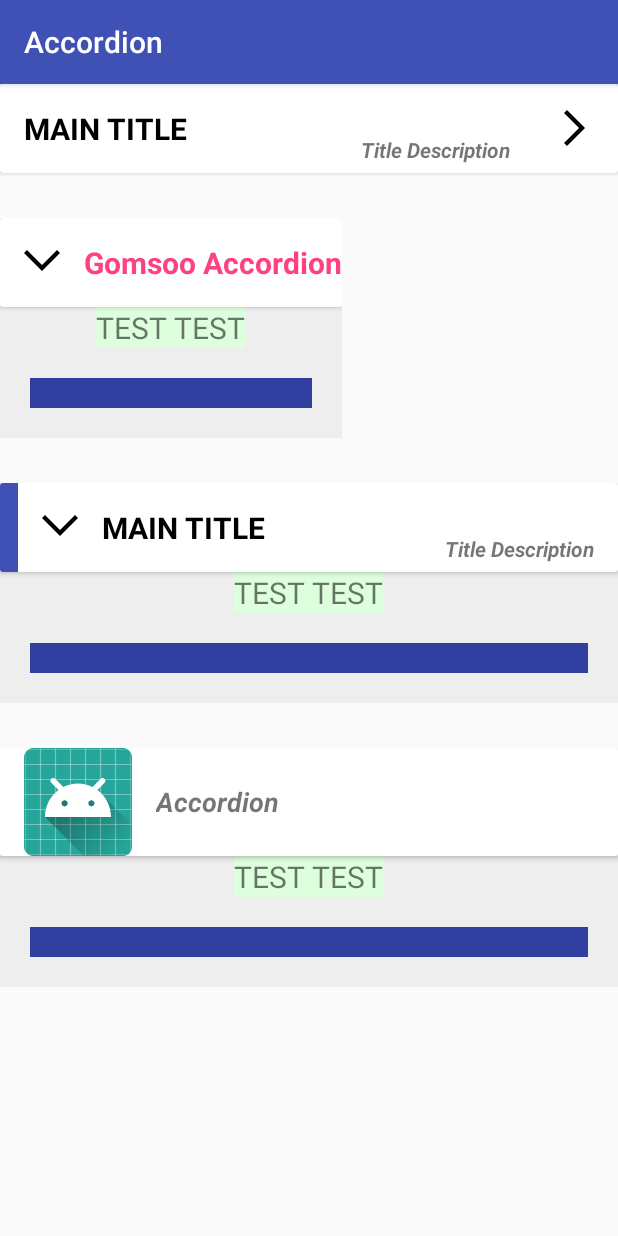
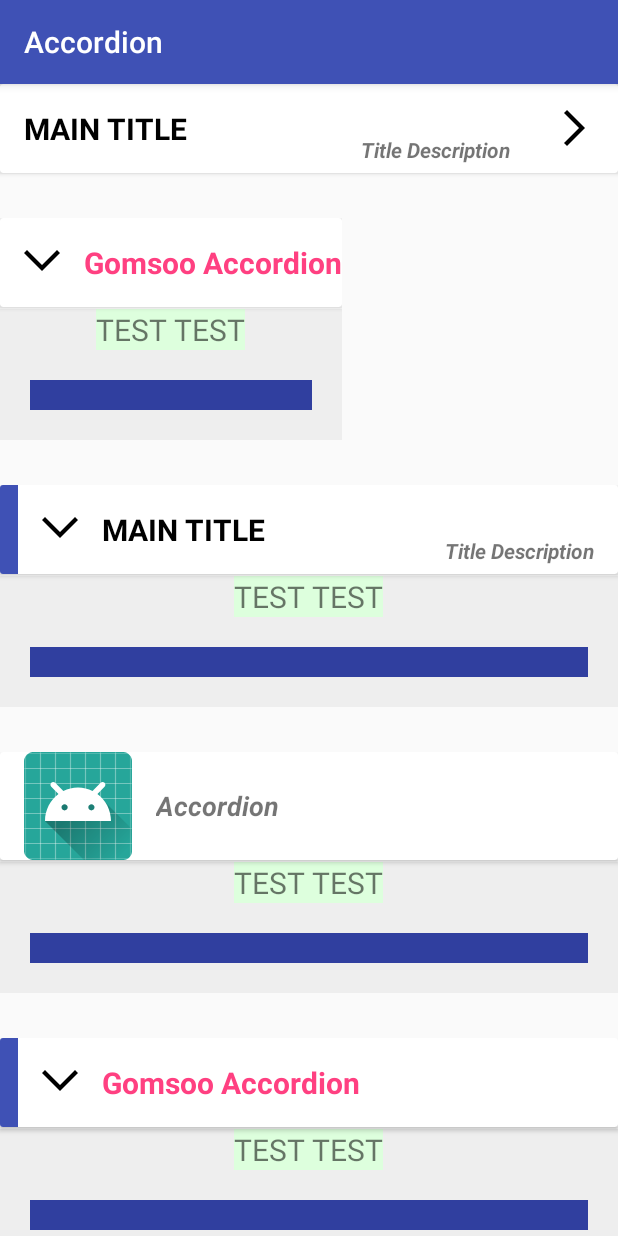
Before and after one commit to Gomsoo/CollapsibleLayout, an Android app: the screen it shows after launch (MainActivity), after a tap on "MAIN TITLE", on a phone screen of 412 x 824 dp. Run offline under Robolectric (Android 15) with nearby library versions, the phone set to English and light mode, and no system bars.

Commit message:
Add all attributes to CollapsibleFragment

```diff
--- a/accordion/src/main/java/com/gomsoo/collapsible/CollapsibleFragment.java
+++ b/accordion/src/main/java/com/gomsoo/collapsible/CollapsibleFragment.java
@@ -1,19 +1,27 @@
 package com.gomsoo.collapsible;
 
+import android.content.Context;
+import android.content.res.TypedArray;
+import android.graphics.drawable.Drawable;
 import android.os.Bundle;
 import android.support.annotation.ColorRes;
+import android.support.annotation.DrawableRes;
 import android.support.annotation.LayoutRes;
 import android.support.annotation.NonNull;
 import android.support.annotation.Nullable;
 import android.support.annotation.StringRes;
 import android.support.v4.app.Fragment;
 import android.support.v4.content.ContextCompat;
+import android.util.AttributeSet;
 import android.util.TypedValue;
 import android.view.LayoutInflater;
 import android.view.View;
 import android.view.ViewGroup;
 
 import com.gomsoo.accordion.R;
+
+import static com.gomsoo.collapsible.CollapsibleHeaderView.BOLD;
+import static com.gomsoo.collapsible.CollapsibleHeaderView.ITALIC;
 
 /**
  *
@@ -34,10 +42,58 @@ public class CollapsibleFragment extends Fragment {
 
     private CollapsibleLayout mContentContainer;
     private View mContentView;
-    private long mAnimationDurationInMillis = 300L;
+    private long mAnimationDurationInMillis;
+
+    private boolean mIsMarkPositionEnd;
+    private Drawable mMark;
 
     public CollapsibleFragment() {
         mTitle = new CollapsibleHeaderView.Title();
+    }
+
+    @Override
+    public void onInflate(Context context, AttributeSet attrs, Bundle savedInstanceState) {
+        super.onInflate(context, attrs, savedInstanceState);
+
+        TypedArray a = context.getTheme()
+                .obtainStyledAttributes(attrs, R.styleable.CollapsibleHeaderView, 0, 0);
+        try {
+            mIsMarkPositionEnd = a.getInteger(R.styleable.CollapsibleHeaderView_collapsible_markPosition, 0) == 1;
+            mIsShowColorBand = a.getBoolean(R.styleable.CollapsibleHeaderView_collapsible_showColorBand, true);
+            mTitle.text = a.getText(R.styleable.CollapsibleHeaderView_collapsible_title);
+            int styleFlag = a.getInteger(R.styleable.CollapsibleHeaderView_collapsible_titleStyle, 0);
+            mTitle.bold = (styleFlag & BOLD) != 0;
+            mTitle.italic = (styleFlag & ITALIC) != 0;
+            mTitle.size = a.getDimensionPixelSize(R.styleable.CollapsibleHeaderView_collapsible_titleSize, -1);
+            mTitle.unit = TypedValue.COMPLEX_UNIT_PX;
+            if (mTitle.size == -1) {
+                mTitle.size = 15;
+                mTitle.unit = TypedValue.COMPLEX_UNIT_SP;
+            }
+            mTitle.color = a.getColor(R.styleable.CollapsibleHeaderView_collapsible_titleColor, mTitle.color);
+            mMark = a.getDrawable(R.styleable.CollapsibleHeaderView_collapsible_mark);
+
+            mCustomHeaderId = a.getResourceId(R.styleable.CollapsibleHeaderView_collapsible_customHeader, -1);
+            mCustomTitleId = a.getResourceId(R.styleable.CollapsibleHeaderView_collapsible_customTitle, -1);
+        } finally {
+            a.recycle();
+        }
+
+        a = context.getTheme().obtainStyledAttributes(attrs, R.styleable.CollapsibleLayout, 0, 0);
+        try {
+            mAnimationDurationInMillis = a.getInt(R.styleable.CollapsibleLayout_collapsible_animationDuration, 300);
+        } finally {
+            a.recycle();
+        }
+
+        a = context.getTheme().obtainStyledAttributes(attrs, R.styleable.CollapsibleFragment, 0, 0);
+        try {
+            int contentId = a.getResourceId(R.styleable.CollapsibleFragment_collapsible_content, -1);
+            if (contentId != -1)
+                setContentView(contentId);
+        } finally {
+            a.recycle();
+        }
     }
 
     @Nullable
@@ -56,6 +112,8 @@ public class CollapsibleFragment extends Fragment {
 
         attachContentView();
         applyAnimationDuration();
+        applyMarkPosition();
+        applyMark();
 
         if (mCustomHeaderView != null)
             setCustomHeaderView();
@@ -97,6 +155,16 @@ public class CollapsibleFragment extends Fragment {
     private void applyAnimationDuration() {
         if (mContentContainer == null) return;
         mContentContainer.setAnimationDuration(mAnimationDurationInMillis);
+    }
+
+    private void applyMarkPosition() {
+        if (mHeaderView == null) return;
+        mHeaderView.setMarkPositionToEnd(mIsMarkPositionEnd);
+    }
+
+    private void applyMark() {
+        if (mHeaderView == null || mMark == null) return;
+        mHeaderView.setMark(mMark);
     }
 
     public void setContentView(@LayoutRes int layoutResId) {
@@ -214,4 +282,19 @@ public class CollapsibleFragment extends Fragment {
     public boolean isExpanded() {
         return mContentContainer == null || mContentContainer.isExpanded();
     }
+
+    public void setMarkPositionToEnd(boolean end) {
+        mIsMarkPositionEnd = end;
+        applyMarkPosition();
+    }
+
+    public void setMark(Drawable mark) {
+        mMark = mark;
+        applyMark();
+    }
+
+    public void setMark(@DrawableRes int markResId) {
+        mMark = getResources().getDrawable(markResId, null);
+        applyMark();
+    }
 }
--- a/accordion/src/main/java/com/gomsoo/collapsible/CollapsibleHeaderView.java
+++ b/accordion/src/main/java/com/gomsoo/collapsible/CollapsibleHeaderView.java
@@ -30,8 +30,8 @@ import com.gomsoo.accordion.R;
 public class CollapsibleHeaderView extends CardView implements
         CollapsibleLayout.HandlerWithMarkView {
 
-    private static final int BOLD = 1;
-    private static final int ITALIC = 2;
+    static final int BOLD = 1;
+    static final int ITALIC = 2;
 
     private boolean mIsMarkPositionEnd;
 
@@ -224,17 +224,17 @@ public class CollapsibleHeaderView extends CardView implements
         attachCustomTitleView();
     }
 
-    public void setMarkPositionEnd(boolean end) {
+    public void setMarkPositionToEnd(boolean end) {
         mIsMarkPositionEnd = end;
         applyMarkPosition();
     }
 
-    public void setExpandedMark(Drawable mark) {
+    public void setMark(Drawable mark) {
         mMark = mark;
         applyMark();
     }
 
-    public void setExpandedMark(@DrawableRes int markResId) {
+    public void setMark(@DrawableRes int markResId) {
         mMark = getResources().getDrawable(markResId, null);
         applyMark();
     }
--- a/accordion/src/main/res/layout/fragment_collapsible.xml
+++ b/accordion/src/main/res/layout/fragment_collapsible.xml
@@ -7,7 +7,8 @@
     <com.gomsoo.collapsible.CollapsibleHeaderView
         android:id="@+id/collapsibleFragmentHeader"
         android:layout_width="match_parent"
-        android:layout_height="wrap_content" />
+        android:layout_height="wrap_content"
+        android:layout_marginBottom="1dp" />
 
     <com.gomsoo.collapsible.CollapsibleLayout
         android:id="@+id/collapsibleFragmentContent"
--- a/accordion/src/main/res/values/attrs.xml
+++ b/accordion/src/main/res/values/attrs.xml
@@ -21,4 +21,8 @@
         <attr name="collapsible_customHeader" format="reference" />
         <attr name="collapsible_customTitle" format="reference" />
     </declare-styleable>
+
+    <declare-styleable name="CollapsibleFragment">
+        <attr name="collapsible_content" format="reference" />
+    </declare-styleable>
 </resources>
--- a/app/src/main/res/layout/activity_main.xml
+++ b/app/src/main/res/layout/activity_main.xml
@@ -9,7 +9,8 @@
     <LinearLayout
         android:layout_width="match_parent"
         android:layout_height="wrap_content"
-        android:orientation="vertical">
+        android:orientation="vertical"
+        android:paddingBottom="100dp">
 
         <com.gomsoo.collapsible.CollapsibleHeaderView
             android:id="@+id/collapsibleHeaderView"
@@ -83,5 +84,18 @@
             android:layout_height="wrap_content"
             android:layout_marginTop="30dp" />
 
+        <fragment
+            android:id="@+id/collapsibleFragment4"
+            android:name="com.gomsoo.collapsible.CollapsibleFragment"
+            android:layout_width="match_parent"
+            android:layout_height="wrap_content"
+            android:layout_marginTop="30dp"
+            app:collapsible_content="@layout/accordion_content"
+            app:collapsible_showColorBand="false"
+            app:collapsible_title="@string/title"
+            app:collapsible_titleColor="@color/colorAccent"
+            app:collapsible_titleSize="20sp"
+            app:collapsible_titleStyle="bold" />
+
     </LinearLayout>
 </ScrollView>
```
